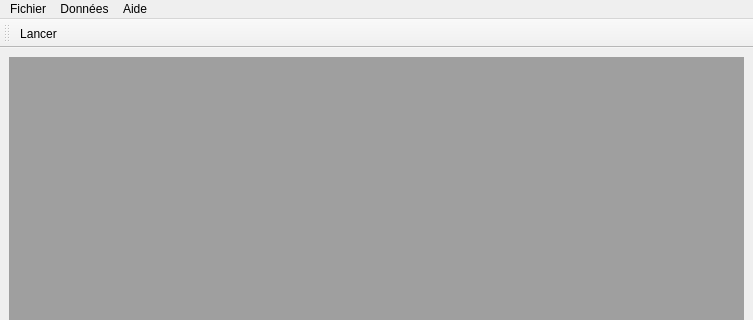
lna44700/gexao51, file F_Principale.ui: the form before one commit; both pictures show x 0 to 753 and y 0 to 320 of the 753 by 464 pixel window.
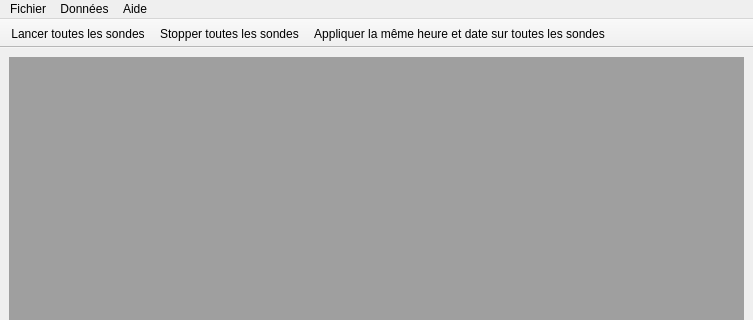
The form after the commit. Icons and pictures are not drawn.

```diff
--- a/F_Principale.ui
+++ b/F_Principale.ui
@@ -59,9 +59,18 @@
   </widget>
   <widget class="QStatusBar" name="statusBar"/>
   <widget class="QToolBar" name="toolBar">
+   <property name="enabled">
+    <bool>true</bool>
+   </property>
    <property name="windowTitle">
     <string>toolBar</string>
    </property>
+   <property name="movable">
+    <bool>false</bool>
+   </property>
+   <property name="floatable">
+    <bool>false</bool>
+   </property>
    <attribute name="toolBarArea">
     <enum>TopToolBarArea</enum>
    </attribute>
@@ -69,6 +78,8 @@
     <bool>false</bool>
    </attribute>
    <addaction name="actionLancerTous"/>
+   <addaction name="actionStopperTous"/>
+   <addaction name="actionHeureDatePartout"/>
   </widget>
   <action name="actionOuvrir">
    <property name="text">
@@ -122,7 +133,25 @@
   </action>
   <action name="actionLancerTous">
    <property name="text">
-    <string>Lancer</string>
+    <string>Lancer toutes les sondes</string>
+   </property>
+  </action>
+  <action name="actionStopperTous">
+   <property name="icon">
+    <iconset resource="ressourcegexao51.qrc">
+     <normaloff>:/new/prefix1/stop_all.ico</normaloff>:/new/prefix1/stop_all.ico</iconset>
+   </property>
+   <property name="text">
+    <string>Stopper toutes les sondes</string>
+   </property>
+  </action>
+  <action name="actionHeureDatePartout">
+   <property name="icon">
+    <iconset resource="ressourcegexao51.qrc">
+     <normaloff>:/new/prefix1/date_clock.ico</normaloff>:/new/prefix1/date_clock.ico</iconset>
+   </property>
+   <property name="text">
+    <string>Appliquer la même heure et date sur toutes les sondes</string>
    </property>
   </action>
  </widget>
```
Left out of the diff: 12 changed lines with no effect on the pictures.
